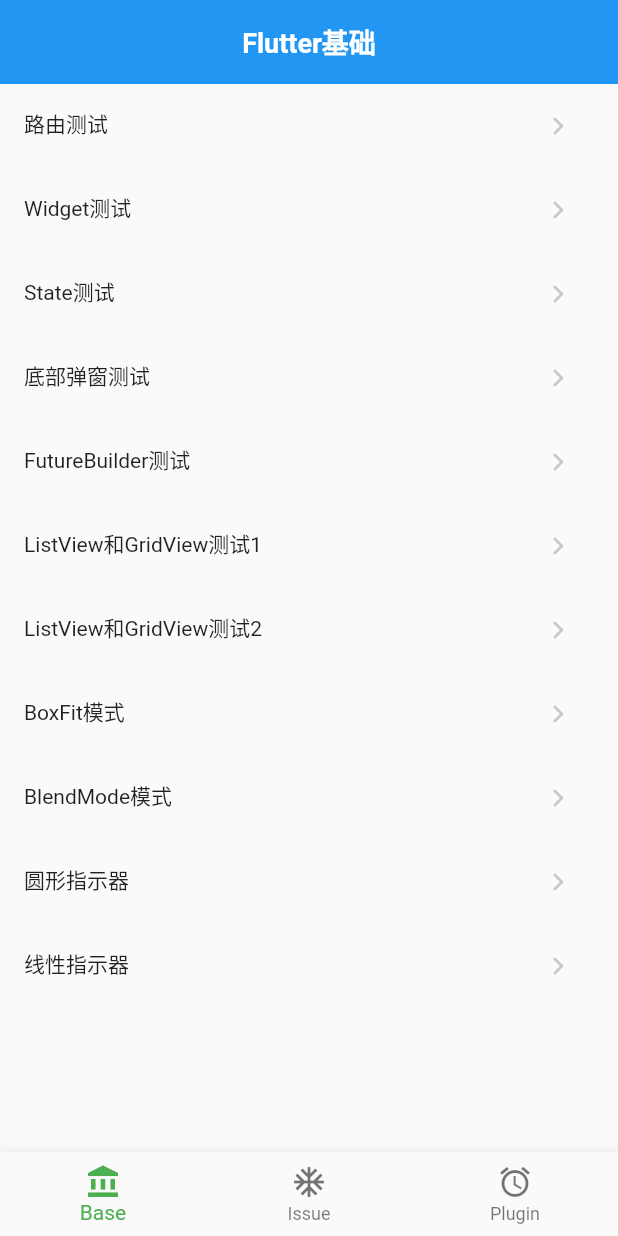
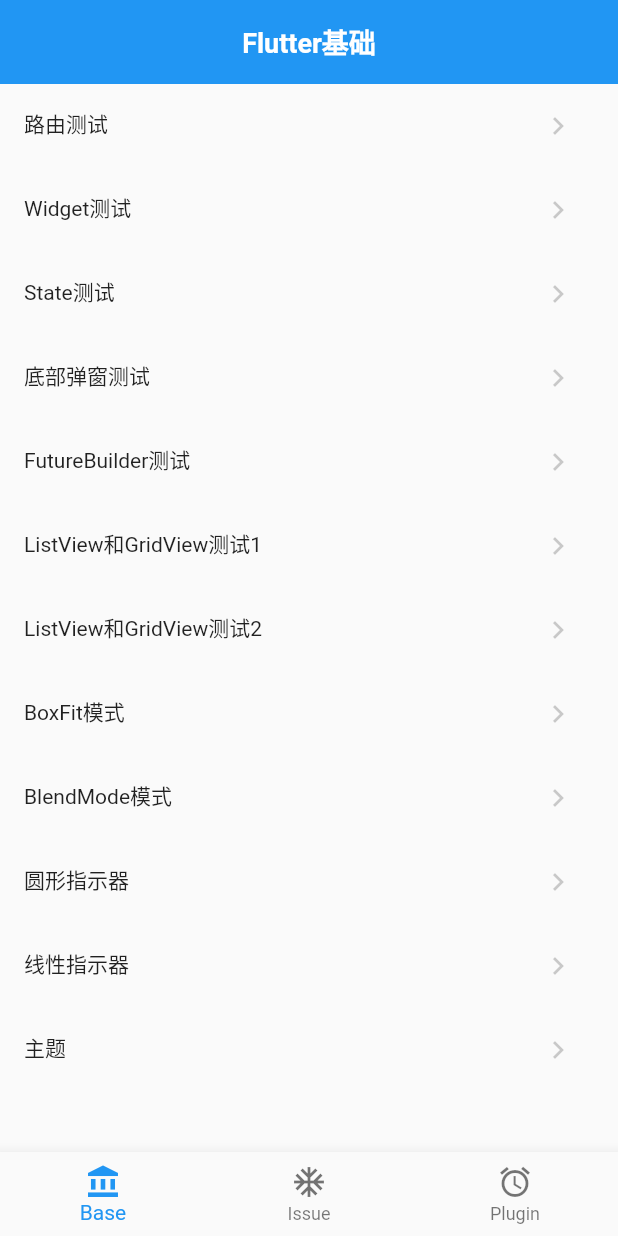
Before and after one commit to FlyNothing/flutter_demo, a Flutter app: the screen it shows after launch, on a phone screen of 412 x 824 dp. Run offline on Flutter 3.47's test engine with Material 2 defaults, Android fonts, the phone set to English and light mode, and no system bars; our stand-ins replace cached_network_image, date_format, dio, easy_refresh, flutter_easyloading, flutter_screenutil and 3 more.

Commit message:
[A] - 全局主题和局部主题设置

```diff
--- a/lib/base/base_menu_config.dart
+++ b/lib/base/base_menu_config.dart
@@ -5,6 +5,7 @@
 import 'package:flutter_demo/base/progressindicator/circular_progress_indicator_demo_page.dart';
 import 'package:flutter_demo/base/progressindicator/linear_progress_indicator_demo_page.dart';
 import 'package:flutter_demo/base/router/origin_demo_page.dart';
+import 'package:flutter_demo/base/theme/theme_demo_page.dart';
 import 'package:flutter_demo/base/widget/bottom_sheet_demo_page.dart';
 import 'package:flutter_demo/base/widget/listview_gridview_demo1_page.dart';
 import 'package:flutter_demo/base/widget/listview_gridview_demo2_page.dart';
@@ -23,6 +24,7 @@
   BaseMenuVO("BlendMode模式", const BlendModePage()),
   BaseMenuVO("圆形指示器", const CircularProgressIndicatorDemoPage()),
   BaseMenuVO("线性指示器", const LinearProgressIndicatorDemoPage()),
+  BaseMenuVO("主题", const ThemeDemoPage()),
 ];
 
 class BaseMenuVO {
--- a/lib/common/home/my_app.dart
+++ b/lib/common/home/my_app.dart
@@ -1,6 +1,7 @@
 import 'package:flutter/material.dart';
 import 'package:flutter_demo/base/base_menu_page.dart';
 import 'package:flutter_demo/common/router/global_router.dart';
+import 'package:flutter_demo/common/util/text_style.dart';
 import 'package:flutter_demo/issue/issue_menu_page.dart';
 import 'package:flutter_demo/plugin/easyloading/init.dart';
 import 'package:flutter_demo/plugin/plugin_menu_page.dart';
@@ -21,6 +22,17 @@
           debugShowCheckedModeBanner: false, // 去掉右上角debug贴纸
           theme: ThemeData(
             primarySwatch: Colors.blue,
+            textButtonTheme: TextButtonThemeData(
+              style: ButtonStyle(
+                backgroundColor: MaterialStateProperty.all(Colors.blue),
+                minimumSize: MaterialStateProperty.all(Size(100.w, 40.h)),
+                shape: MaterialStateProperty.all(
+                  RoundedRectangleBorder(
+                    borderRadius: BorderRadius.circular(20.w),
+                  ),
+                ),
+              ),
+            ),
           ),
           home: const MyHomePage(),
           onGenerateRoute: GlobalRouter().onGenerateRoute,
@@ -68,7 +80,6 @@
         currentIndex: _selIndex,
         onTap: _onTap,
         type: BottomNavigationBarType.fixed,
-        fixedColor: Colors.green,
       ),
       body: _barList[_selIndex]['page'],
     );
```
Also changed, not shown: lib/base/theme/theme_demo_page.dart (added, +50 -0 lines).
